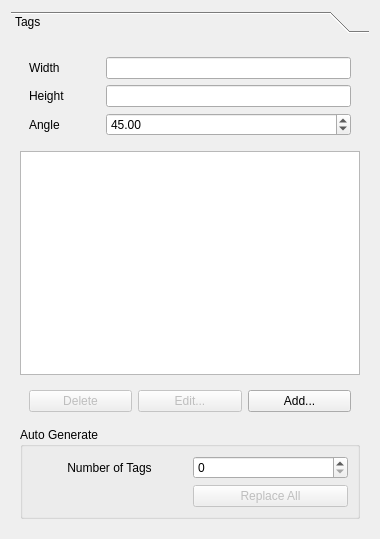
Above: src/Mod/Path/Gui/Resources/panels/HoldingTagsEdit.ui from berndhahnebach/All_FreeCAD before the change. Below: the same form after it.
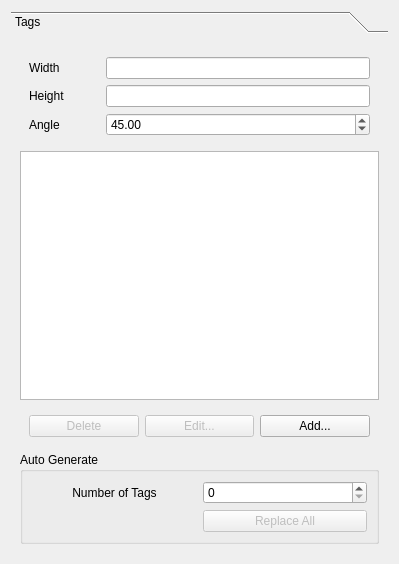
That is the form after the change. Custom widgets are drawn as their Qt base class.

Commit message: Fixed v-scrollbar issue and added edit button.

Diff of the .ui file:
```diff
--- a/src/Mod/Path/Gui/Resources/panels/HoldingTagsEdit.ui
+++ b/src/Mod/Path/Gui/Resources/panels/HoldingTagsEdit.ui
@@ -6,8 +6,8 @@
    <rect>
     <x>0</x>
     <y>0</y>
-    <width>380</width>
-    <height>539</height>
+    <width>399</width>
+    <height>564</height>
    </rect>
   </property>
   <property name="windowTitle">
@@ -33,8 +33,8 @@
        <rect>
         <x>0</x>
         <y>0</y>
-        <width>362</width>
-        <height>485</height>
+        <width>381</width>
+        <height>510</height>
        </rect>
       </property>
       <attribute name="label">
```
Left out of the diff: 4 changed lines with no effect on the pictures. The commit also changes 1 other file.
